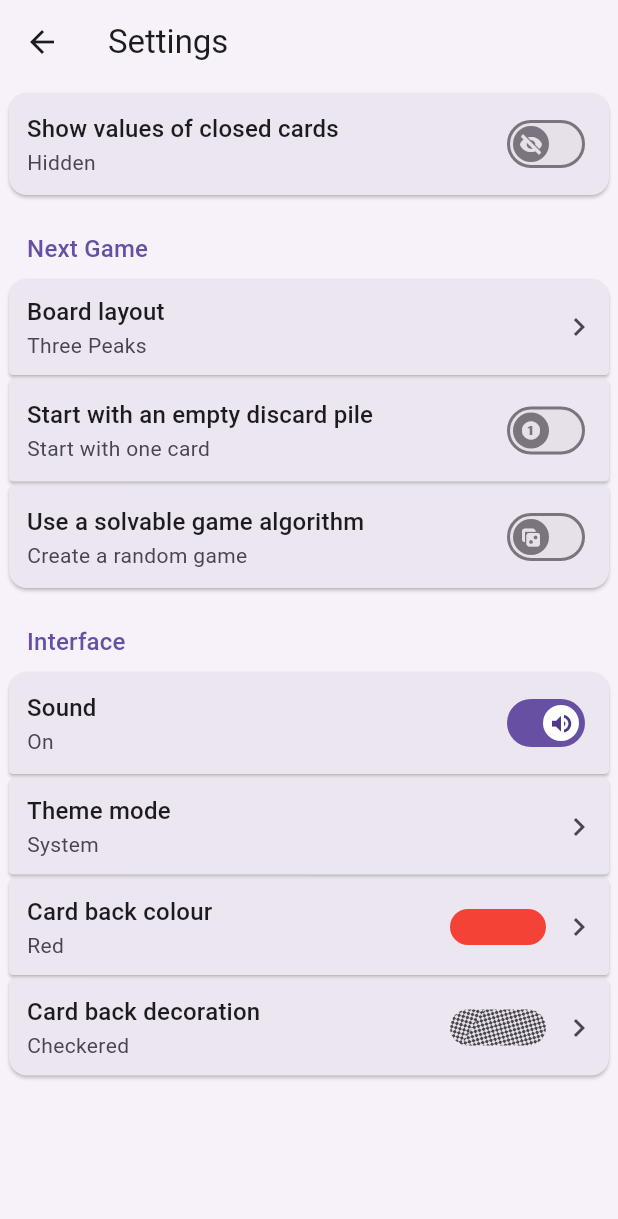
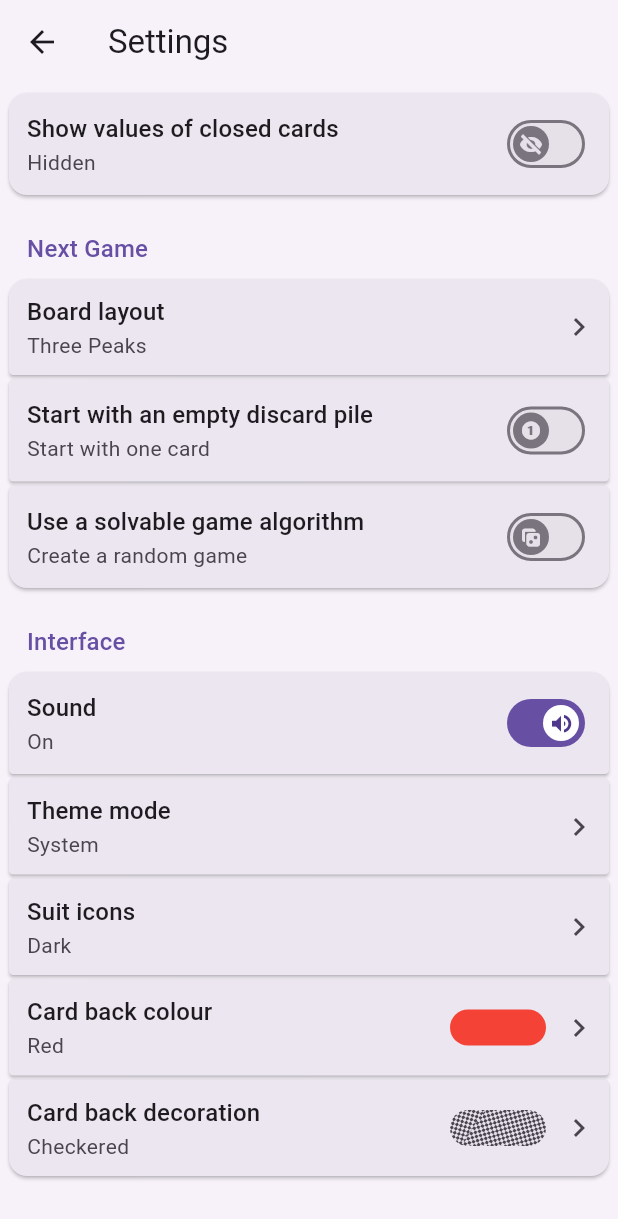
Before and after one commit to mimoguz/tripeaks_neue, a Flutter app: the SettingsPage screen opened directly, on a phone screen of 412 x 824 dp. Shown: the top 1219 px of the screen. Run offline on Flutter 3.47's test engine with Material 3 defaults, Android fonts, the phone set to English and light mode, and no system bars; our stand-ins replace audioplayers, file_picker, flutter_mobx, logger, material_ui, mobx and 1 more; missing offline and left inert: fast_rich_text, flex_seed_scheme; generated files the repository leaves out were written again; statements that could not run were skipped; project files that could hold a hidden picture were left out.

Commit message:
Suit icon theme

```diff
--- a/lib/assets/custom_icons.dart
+++ b/lib/assets/custom_icons.dart
@@ -12,6 +12,11 @@ class CustomIcons {
   static const diamondsAlt = IconData(0xe910, fontFamily: _cards);
   static const heartsAlt = IconData(0xe911, fontFamily: _cards);
   static const spadesAlt = IconData(0xe912, fontFamily: _cards);
+  static const clubsAlt2 = IconData(0xe913, fontFamily: _cards);
+  static const diamondsAlt2 = IconData(0xe914, fontFamily: _cards);
+  static const heartsAlt2 = IconData(0xe915, fontFamily: _cards);
+  static const spadesAlt2 = IconData(0xe916, fontFamily: _cards);
+
   static const heartsSm = IconData(0xe904, fontFamily: _cards);
   static const diamondsSm = IconData(0xe905, fontFamily: _cards);
   static const spadesSm = IconData(0xe906, fontFamily: _cards);
@@ -49,10 +54,15 @@ class CustomIcons {
   static const _actions = "Actions";
   static const _cards = "Cards";
 
-  static IconData suitIcon(Suit suit) => switch (suit) {
-    Suit.clubs => clubsAlt,
-    Suit.diamonds => diamondsAlt,
-    Suit.hearts => heartsAlt,
-    Suit.spades => spadesAlt,
+  static const _hearts = [hearts, heartsAlt, heartsAlt2];
+  static const _diamonds = [diamonds, diamondsAlt, diamondsAlt2];
+  static const _spades = [spades, spadesAlt, spadesAlt2];
+  static const _clubs = [clubs, clubsAlt, clubsAlt2];
+
+  static IconData suitIcon(Suit suit, int variant) => switch (suit) {
+    Suit.clubs => _clubs[variant],
+    Suit.diamonds => _diamonds[variant],
+    Suit.hearts => _hearts[variant],
+    Suit.spades => _spades[variant],
   };
 }
--- a/lib/pages/home_page/widgets/cards.dart
+++ b/lib/pages/home_page/widgets/cards.dart
@@ -213,7 +213,7 @@ final class const SuitImage(final CardValue cardValue, {super.key}) extends Stat
   Widget build(BuildContext context) {
     final colours = context.colours;
     final colour = cardValue.suit.isRed ? colours.tertiary : colours.onSurfaceVariant;
-    return Icon(CustomIcons.suitIcon(cardValue.suit), size: c.activeSuitSize, color: colour);
+    return Icon(CustomIcons.suitIcon(cardValue.suit, 2), size: c.activeSuitSize, color: colour);
   }
 }
 
--- a/lib/pages/settings_page/colour_setting.dart
+++ b/lib/pages/settings_page/colour_setting.dart
@@ -16,7 +16,7 @@ class const ColourSetting({super.key}) extends StatelessWidget {
     return Observer(
       builder: (context) {
         return SettingTile(
-          title: s.decorColourControl,
+          titleText: s.decorColourControl,
           location: Location.centre,
           onTap: () => _showSelection(context, settings),
           subtitle: settings.decorColour.label(s),
--- a/lib/pages/settings_page/decor_setting.dart
+++ b/lib/pages/settings_page/decor_setting.dart
@@ -17,7 +17,7 @@ class const DecorSetting({super.key}) extends StatelessWidget {
     return Observer(
       builder: (context) {
         return SettingTile(
-          title: s.decorControl,
+          titleText: s.decorControl,
           location: Location.last,
           onTap: () => _showSelection(context, settings),
           subtitle: settings.decor.name(s),
--- a/lib/pages/settings_page/ensure_solvable_setting.dart
+++ b/lib/pages/settings_page/ensure_solvable_setting.dart
@@ -16,7 +16,7 @@ final class EnsureSolvableSetting extends StatelessWidget {
     return Observer(
       builder: (context) {
         return SettingTile(
-          title: s.ensureSolvableControl,
+          titleText: s.ensureSolvableControl,
           location: Location.last,
           onTap: () => session.ensureSolvable = !session.ensureSolvable,
           subtitle: session.ensureSolvable ? s.ensureSolvableOnLabel : s.ensureSolvableOffLabel,
--- a/lib/pages/settings_page/layout_setting.dart
+++ b/lib/pages/settings_page/layout_setting.dart
@@ -17,7 +17,7 @@ class LayoutSetting extends StatelessWidget {
     return Observer(
       builder: (context) {
         return SettingTile(
-          title: s.layoutControl,
+          titleText: s.layoutControl,
           location: Location.first,
           onTap: () => _showSelection(context, session),
           subtitle: session.layout.label(s),
@@ -36,7 +36,7 @@ class LayoutSetting extends StatelessWidget {
       builder: (context) => SelectionDialog(
         title: s.layoutControl,
         selected: session.layout.index,
-        options: Peaks.values.map((e) => e.label(s)).toList(),
+        options: Peaks.values.map((e) => Text(e.label(s))).toList(),
       ),
     );
     if (result != null && result >= 0) {
--- a/lib/pages/settings_page/settings_page.dart
+++ b/lib/pages/settings_page/settings_page.dart
@@ -9,6 +9,7 @@ import 'package:tripeaks_neue/pages/settings_page/layout_setting.dart';
 import 'package:tripeaks_neue/pages/settings_page/show_all_setting.dart';
 import 'package:tripeaks_neue/pages/settings_page/sound_setting.dart';
 import 'package:tripeaks_neue/pages/settings_page/start_empty_setting.dart';
+import 'package:tripeaks_neue/pages/settings_page/suit_icon_setting.dart';
 import 'package:tripeaks_neue/pages/settings_page/theme_mode_setting.dart';
 import 'package:tripeaks_neue/util/overlay_style.dart';
 import 'package:tripeaks_neue/util/theme_ext.dart';
@@ -118,6 +119,7 @@ final class SettingsPageBody extends StatelessWidget {
                           GroupTitle(s.interfaceSettingGroupTitle),
                           const SoundSetting(),
                           const ThemeModeSetting(),
+                          const SuitIconSetting(),
                           const ColourSetting(),
                           const DecorSetting(),
                         ],
--- a/lib/pages/settings_page/show_all_setting.dart
+++ b/lib/pages/settings_page/show_all_setting.dart
@@ -16,7 +16,7 @@ final class ShowAllSetting extends StatelessWidget {
     return Observer(
       builder: (context) {
         return SettingTile(
-          title: s.showAllControl,
+          titleText: s.showAllControl,
           location: Location.only,
           onTap: () => session.showAll = !session.showAll,
           subtitle: session.showAll ? s.showAllOnLabel : s.showAllOffLabel,
--- a/lib/pages/settings_page/sound_setting.dart
+++ b/lib/pages/settings_page/sound_setting.dart
@@ -16,7 +16,7 @@ final class SoundSetting extends StatelessWidget {
     return Observer(
       builder: (context) {
         return SettingTile(
-          title: s.soundControl,
+          titleText: s.soundControl,
           location: Location.first,
           onTap: () => settings.setSoundOn(!settings.soundOn),
           subtitle: settings.soundOn ? s.soundOnLabel : s.soundMutedLabel,
--- a/lib/pages/settings_page/start_empty_setting.dart
+++ b/lib/pages/settings_page/start_empty_setting.dart
@@ -18,7 +18,7 @@ final class StartEmptySetting extends StatelessWidget {
     return Observer(
       builder: (context) {
         return SettingTile(
-          title: s.startEmptyControl,
+          titleText: s.startEmptyControl,
           location: Location.centre,
           onTap: () => session.startEmpty = !session.startEmpty,
           subtitle: session.startEmpty ? s.startEmptyOnLabel : s.startEmptyOffLabel,
--- /dev/null
+++ b/lib/pages/settings_page/suit_icon_setting.dart
@@ -0,0 +1,72 @@
+import 'package:material_ui/material_ui.dart';
+import 'package:flutter_mobx/flutter_mobx.dart';
+import 'package:provider/provider.dart';
+import 'package:tripeaks_neue/assets/custom_icons.dart';
+import 'package:tripeaks_neue/l10n/app_localizations.dart';
+import 'package:tripeaks_neue/stores/data/card_value.dart';
+import 'package:tripeaks_neue/stores/settings.dart';
+import 'package:tripeaks_neue/util/theme_ext.dart';
+import 'package:tripeaks_neue/widgets/selection_dialog.dart';
+import 'package:tripeaks_neue/widgets/setting_tile.dart';
+
+// TODO: Strings
+class const SuitIconSetting({super.key}) extends StatelessWidget {
+  @override
+  Widget build(BuildContext context) {
+    final settings = Provider.of<Settings>(context);
+    final s = context.strings;
+    return Observer(
+      builder: (context) {
+        return SettingTile(
+          titleText: "Suit icons",
+          location: Location.centre,
+          onTap: () => _showSelection(context, settings),
+          subtitle: _valueLabel(settings.suitIconTheme, s),
+          showArrow: true,
+        );
+      },
+    );
+  }
+
+  Future<void> _showSelection(BuildContext context, Settings settings) async {
+    final s = context.strings;
+    final result = await showDialog<int>(
+      context: context,
+      barrierColor: Colors.transparent,
+      barrierDismissible: true,
+      builder: (context) => SelectionDialog(
+        title: "Suit icons",
+        selected: settings.suitIconTheme,
+        options: [SuitIcons(variant: 0), SuitIcons(variant: 1), SuitIcons(variant: 2)],
+      ),
+    );
+    if (result != null && result >= 0 && result < 3) {
+      settings.suitIconTheme = result;
+    }
+  }
+
+  String _valueLabel(int value, AppLocalizations s) => switch (value) {
+    1 => "Thin",
+    2 => "Hair",
+    _ => "Dark",
+  };
+}
+
+class const SuitIcons({required this.variant, super.key}) extends StatelessWidget {
+  final int variant;
+
+  @override
+  Widget build(BuildContext context) {
+    final colours = context.colours;
+    return Row(
+      spacing: 4,
+      children: [
+        Icon(CustomIcons.suitIcon(Suit.hearts, variant), color: colours.tertiary, size: 40),
+        Icon(CustomIcons.suitIcon(Suit.diamonds, variant), color: colours.tertiary, size: 40),
+        Icon(CustomIcons.suitIcon(Suit.spades, variant), color: colours.onSurfaceVariant, size: 40),
+        SizedBox(width: 2),
+        Icon(CustomIcons.suitIcon(Suit.clubs, variant), color: colours.onSurfaceVariant, size: 40),
+      ],
+    );
+  }
+}
--- a/lib/pages/settings_page/theme_mode_setting.dart
+++ b/lib/pages/settings_page/theme_mode_setting.dart
@@ -17,7 +17,7 @@ class ThemeModeSetting extends StatelessWidget {
     return Observer(
       builder: (context) {
         return SettingTile(
-          title: s.themeModeControl,
+          titleText: s.themeModeControl,
           location: Location.centre,
           onTap: () => _showSelection(context, settings),
           subtitle: _valueLabel(settings.themeMode, s),
@@ -36,7 +36,7 @@ class ThemeModeSetting extends StatelessWidget {
       builder: (context) => SelectionDialog(
         title: s.themeModeControl,
         selected: settings.themeMode.index,
-        options: ThemeMode.values.map((e) => _valueLabel(e, s)).toList(),
+        options: ThemeMode.values.map((e) => Text(_valueLabel(e, s))).toList(),
       ),
     );
     if (result != null && result >= 0) {
--- a/lib/stores/settings.dart
+++ b/lib/stores/settings.dart
@@ -15,6 +15,7 @@ class Settings extends _Settings with _$Settings {
   Settings()
     : super._(
         themeMode: ThemeMode.system,
+        suitIconTheme: 0,
         decor: Decor.values.first,
         decorColour: DecorColour.red,
         soundOn: true,
@@ -25,6 +26,7 @@ class Settings extends _Settings with _$Settings {
   Settings.fromJsonObject(JsonObject jsonObject)
     : super._(
         themeMode: ThemeMode.values[jsonObject.read<int>("themeMode")],
+        suitIconTheme: jsonObject.readDefault<int>("suitIconTheme", 0),
         decor: _readDecor(jsonObject),
         decorColour: _readDecorColour(jsonObject),
         soundOn: jsonObject.read<bool>("soundOn"),
@@ -37,6 +39,7 @@ class Settings extends _Settings with _$Settings {
 
   JsonObject toJsonObject() => {
     "themeMode": themeMode.index,
+    "suitIconTheme": suitIconTheme,
     "decor": decor.index,
     "decorColour": decorColour.index,
     "soundOn": _soundOn,
@@ -64,6 +67,7 @@ class Settings extends _Settings with _$Settings {
 abstract class _Settings with Store {
   _Settings._({
     required this.themeMode,
+    required this.suitIconTheme,
     required this.decor,
     required this.decorColour,
     required this._soundOn,
@@ -79,6 +83,9 @@ abstract class _Settings with Store {
 
   @observable
   DecorColour decorColour;
+
+  @observable
+  int suitIconTheme;
 
   @readonly
   bool _soundOn;
--- a/lib/util/json_object.dart
+++ b/lib/util/json_object.dart
@@ -3,4 +3,5 @@ typedef JsonObject = Map<String, dynamic>;
 extension JsonObjectOps on JsonObject {
   DateTime readDate(String key) => DateTime.parse(this[key] as String);
   T read<T>(String key) => this[key] as T;
+  T readDefault<T>(String key, T defaultValue) => containsKey(key) ? this[key] as T : defaultValue;
 }
--- a/lib/widgets/selection_dialog.dart
+++ b/lib/widgets/selection_dialog.dart
@@ -5,7 +5,7 @@ import 'package:tripeaks_neue/widgets/common_dialog.dart';
 
 class const SelectionDialog({
   super.key,
-  required final List<String> options,
+  required final List<Widget> options,
   required final int selected,
   final String? title,
 }) extends StatelessWidget {
@@ -28,8 +28,7 @@ class const SelectionDialog({
           ),
           child: Column(
             children: [
-              for (final (index, item) in options.indexed)
-                RadioListTile<int>(value: index, title: Text(item)),
+              for (final (index, item) in options.indexed) RadioListTile<int>(value: index, title: item),
             ],
           ),
         ),
--- a/lib/widgets/setting_tile.dart
+++ b/lib/widgets/setting_tile.dart
@@ -5,7 +5,8 @@ import 'package:tripeaks_neue/widgets/item_container.dart';
 
 final class const SettingTile({
   super.key,
-  required final String title,
+  final String? titleText,
+  final Widget? title,
   final String? subtitle,
   required final Location location,
   final Widget? trailing,
@@ -37,7 +38,15 @@ final class const SettingTile({
                     child: Column(
                       crossAxisAlignment: CrossAxisAlignment.start,
                       children: [
-                        Text(title, style: theme.textTheme.titleMedium),
+                        title ??
+                            Text(
+                              titleText ??
+                                  (throw ArgumentError.value(
+                                    "titleText",
+                                    "Either 'title' or 'titleText' must not be null",
+                                  )),
+                              style: theme.textTheme.titleMedium,
+                            ),
                         if (subtitle != null)
                           Text(
                             subtitle!,
```
Also changed, not shown: fonts/cards.ttf, lib/stores/settings.g.dart, working/new-suits.svg.
